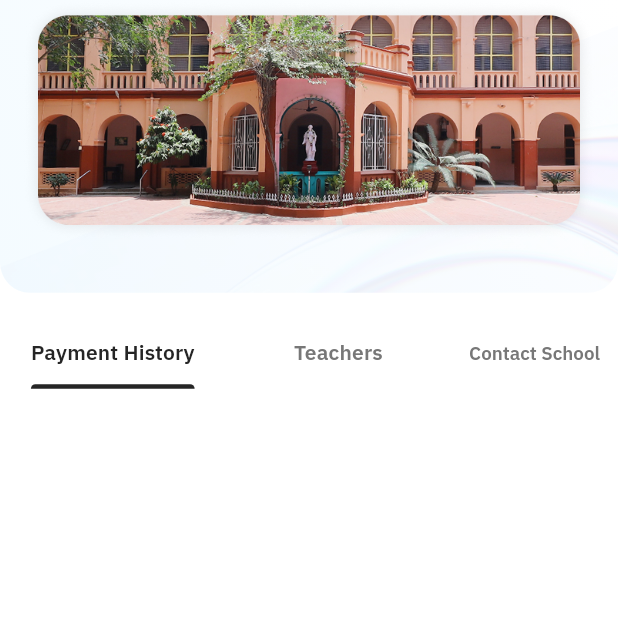
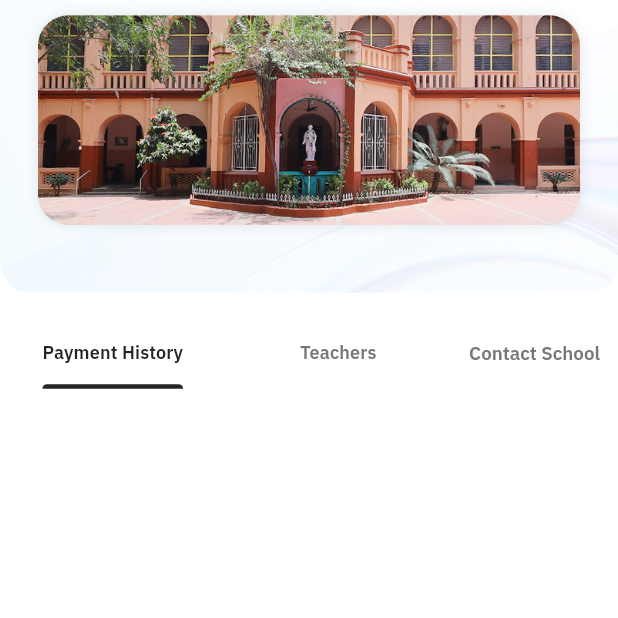
Before and after one commit to vigneshkumar-001/school_project, a Flutter app: the MoreScreen screen opened directly with empty values, on a phone screen of 412 x 824 dp, the top half of it. Run offline on Flutter 3.47's test engine with Material 3 defaults, Android fonts, the phone set to English and light mode, and no system bars; our stand-ins replace cached_network_image, carousel_slider, dartz, device_info_plus, dio, dotted_border and 14 more; accounts and stored records are empty; network calls fail.

Commit message:
manimaran changes

```diff
--- a/st_school_project/lib/Presentation/Onboarding/Screens/More Screen/more_screen.dart
+++ b/st_school_project/lib/Presentation/Onboarding/Screens/More Screen/more_screen.dart
@@ -1625,7 +1625,7 @@ class _MoreScreenState extends State<MoreScreen>
                               indicatorColor: AppColor.lightBlack,
                               dividerColor: Colors.transparent,
                               labelStyle: GoogleFont.ibmPlexSans(
-                                fontSize: 14,
+                                fontSize: 12,
                                 fontWeight: FontWeight.w600,
                               ),
                             ),
--- a/st_school_project/lib/api/repository/api_url.dart
+++ b/st_school_project/lib/api/repository/api_url.dart
@@ -1,6 +1,6 @@
 class ApiUrl {
-  static String baseUrl12 = 'https://school-back-end-594f59bea6cb.herokuapp.com';
-  static String baseUrl = 'http://backend.stjosephmatricschool.com';
+  static String baseUrl = 'https://school-back-end-594f59bea6cb.herokuapp.com';
+  static String baseUrl12 = 'http://backend.stjosephmatricschool.com';
 
   static String baseUrl1 =
       'https://school-backend-v2-19bebceab98e.herokuapp.com';
```
Also changed, not shown: st_school_project/lib/Presentation/Onboarding/Screens/Home Screen/model/student_home_response.dart (+8 -13 lines).
